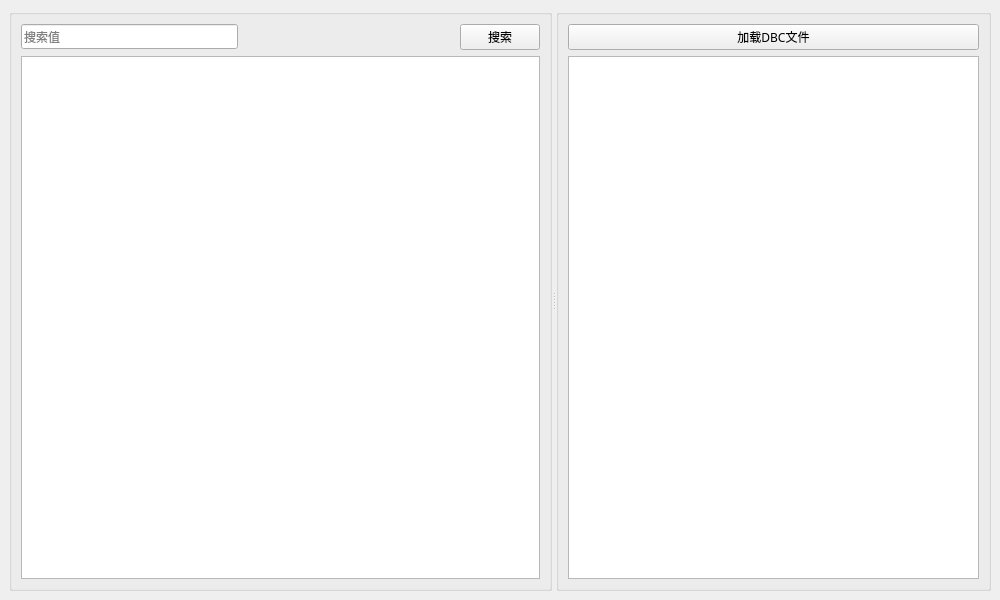
This is ZCAN_MINI/UI/dbcview_dockwidget.ui in icanerandy/ZCAN_MINI as Qt 5 draws it before an edit. The edited form follows.
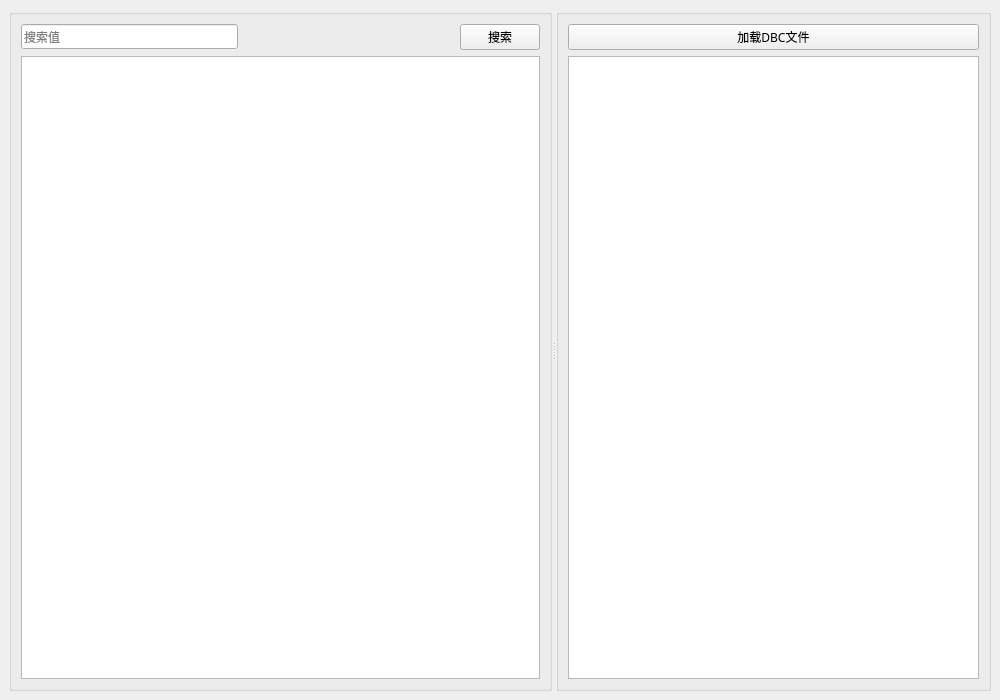
This is the edited form. Custom widgets are drawn as their Qt base class.

Patch:
```diff
--- a/ZCAN_MINI/UI/dbcview_dockwidget.ui
+++ b/ZCAN_MINI/UI/dbcview_dockwidget.ui
@@ -7,13 +7,13 @@
     <x>0</x>
     <y>0</y>
     <width>1000</width>
-    <height>600</height>
+    <height>700</height>
    </rect>
   </property>
   <property name="minimumSize">
    <size>
     <width>1000</width>
-    <height>526</height>
+    <height>600</height>
    </size>
   </property>
   <property name="font">
```
